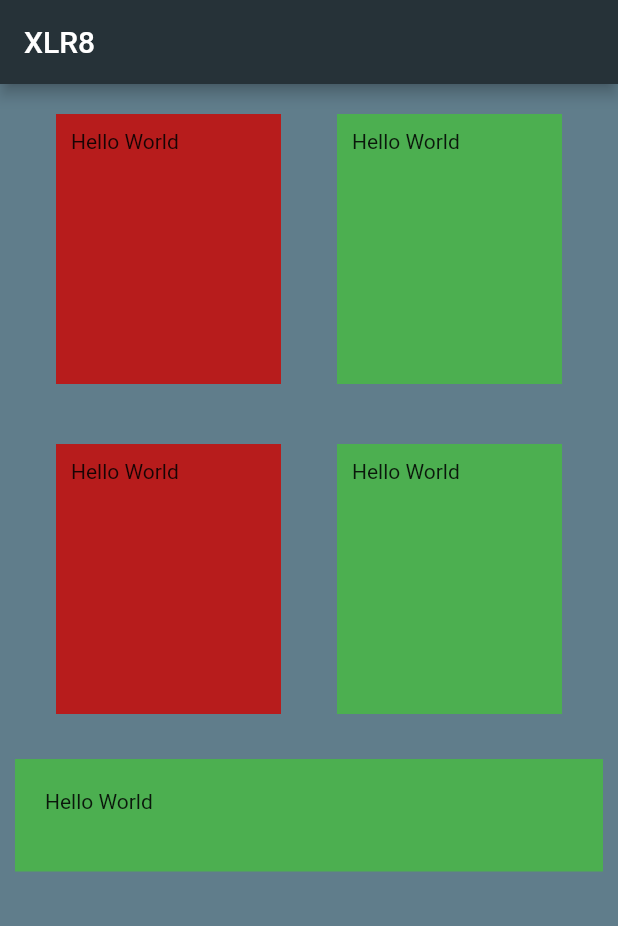
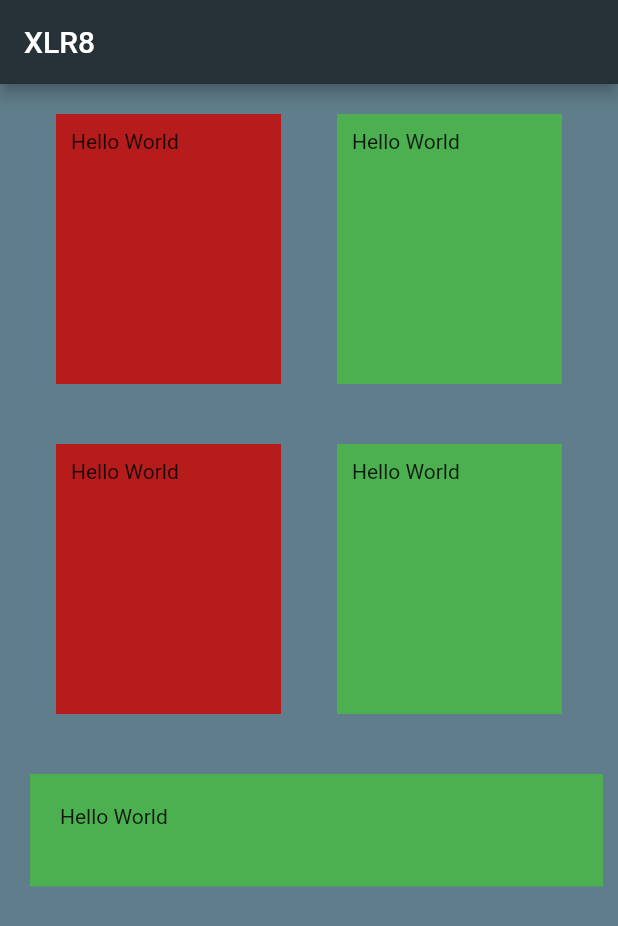
Before and after one commit to sumit8275/xlr8_repo, a Flutter app: the screen it shows after launch, on a phone screen of 412 x 824 dp. Shown: the top 926 px of the screen. Run offline on Flutter 3.47's test engine with Material 2 defaults, Android fonts, the phone set to English and light mode, and no system bars.

```diff
--- a/lib/main.dart
+++ b/lib/main.dart
@@ -69,7 +69,7 @@ class MyApp extends StatelessWidget {
                   ),
                 ),
                 Container(
-                  margin: EdgeInsets.all(10.0),
+                  margin: EdgeInsets.fromLTRB(20, 20, 10, 10),
                   padding: EdgeInsets.fromLTRB(20, 20, 10, 10),
                   width: 150,
                   height: 75,
```
Also changed, not shown: 1 other file.
